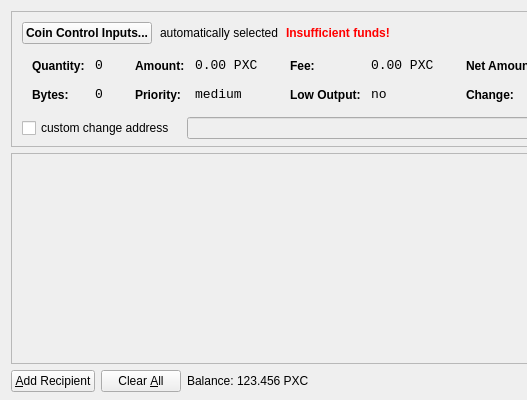
Before: the Qt Designer form src/qt/forms/sendcoinsdialog.ui in ghostlander/Phoenixcoin, drawn with Qt 5; both pictures show x 0 to 527 and y 0 to 400 of the 850 by 400 pixel window.
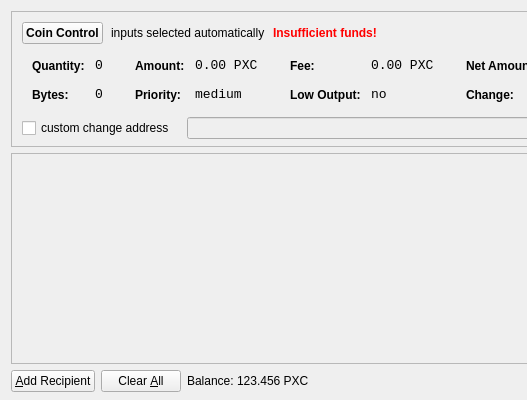
After: the same form once the commit is applied. Icons and pictures are not drawn.

```diff
--- a/src/qt/forms/sendcoinsdialog.ui
+++ b/src/qt/forms/sendcoinsdialog.ui
@@ -78,14 +78,14 @@
              <string notr="true">font-weight:bold;</string>
             </property>
             <property name="text">
-             <string>Coin Control Inputs...</string>
+             <string>Coin Control</string>
             </property>
            </widget>
           </item>
           <item>
            <widget class="QLabel" name="labelCoinControlAutomaticallySelected">
             <property name="text">
-             <string>automatically selected</string>
+             <string>inputs selected automatically</string>
             </property>
             <property name="margin">
              <number>5</number>
```
